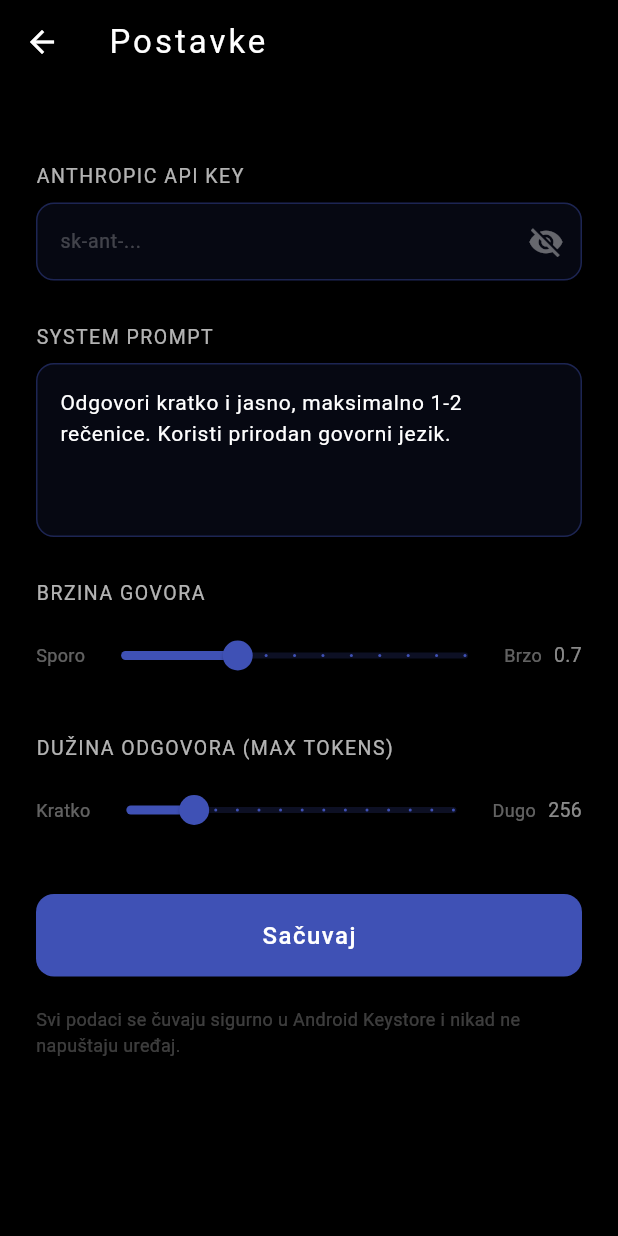
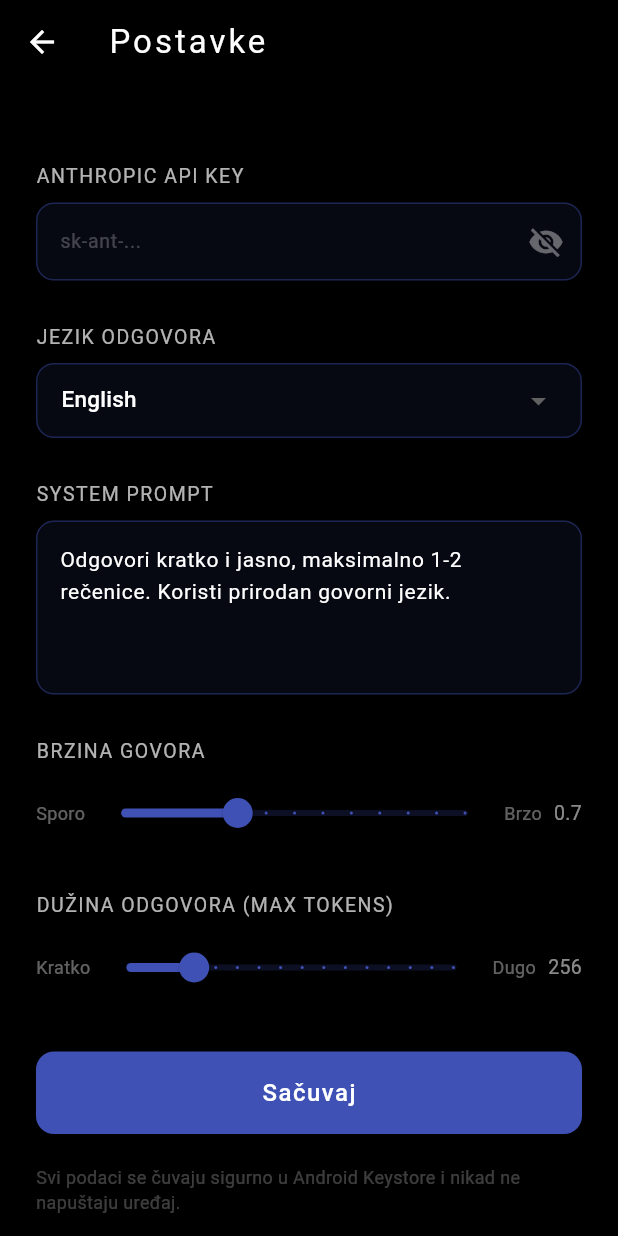
Before and after one commit to fladroid/flutter-faro, a Flutter app: the screen it shows after launch, after a tap on the "settings" icon, on a phone screen of 412 x 824 dp. Run offline on Flutter 3.47's test engine with Material 3 defaults, Android fonts, the phone set to English and light mode, and no system bars; our stand-ins replace flutter_secure_storage, flutter_tts, speech_to_text.

Commit message:
v0.4.0: jezik odgovora (EN/DE/HR/SR), strip emoji za TTS

```diff
--- a/lib/main.dart
+++ b/lib/main.dart
@@ -8,6 +8,43 @@ import 'settings_screen.dart';
 
 void main() {
   runApp(const FaroApp());
+}
+
+// Uklanja emoji iz teksta prije TTS-a
+String stripEmoji(String text) {
+  return text.replaceAll(
+    RegExp(
+      r'[\u{1F000}-\u{1FFFF}]'
+      r'|[\u{2600}-\u{27BF}]'
+      r'|[\u{2300}-\u{23FF}]'
+      r'|[\u{FE00}-\u{FEFF}]'
+      r'|[\u{1F900}-\u{1F9FF}]'
+      r'|[\u{1FA00}-\u{1FA6F}]'
+      r'|[\u{1FA70}-\u{1FAFF}]',
+      unicode: true,
+    ),
+    '',
+  ).replaceAll(RegExp(r'  +'), ' ').trim();
+}
+
+// TTS locale po jeziku
+String ttsLocale(String lang) {
+  switch (lang) {
+    case 'de': return 'de-DE';
+    case 'hr': return 'hr-HR';
+    case 'sr': return 'sr-RS';
+    default:   return 'en-US';
+  }
+}
+
+// Instrukcija Claudeu za jezik
+String languageInstruction(String lang) {
+  switch (lang) {
+    case 'de': return 'Always respond in German.';
+    case 'hr': return 'Uvijek odgovaraj na hrvatskom jeziku.';
+    case 'sr': return 'Uvijek odgovaraj na srpskom jeziku.';
+    default:   return 'Always respond in English.';
+  }
 }
 
 class FaroApp extends StatelessWidget {
@@ -49,6 +86,10 @@ class _FaroHomeState extends State<FaroHome> {
   String _systemPrompt = '';
   double _speechRate = 0.7;
   int _maxTokens = 256;
+  String _language = 'en';
+
+  static const String _defaultPrompt =
+      'Odgovori kratko i jasno, maksimalno 1-2 rečenice. Koristi prirodan govorni jezik.';
 
   @override
   void initState() {
@@ -61,18 +102,17 @@ class _FaroHomeState extends State<FaroHome> {
     final prompt = await _storage.read(key: 'system_prompt');
     final rate = await _storage.read(key: 'speech_rate');
     final tokens = await _storage.read(key: 'max_tokens');
-
-    const defaultPrompt =
-        'Odgovori kratko i jasno, maksimalno 1-2 rečenice. Koristi prirodan govorni jezik.';
+    final lang = await _storage.read(key: 'language');
 
     setState(() {
       _apiKey = key ?? '';
-      _systemPrompt = (prompt != null && prompt.isNotEmpty) ? prompt : defaultPrompt;
+      _systemPrompt = (prompt != null && prompt.isNotEmpty) ? prompt : _defaultPrompt;
       _speechRate = double.tryParse(rate ?? '0.7') ?? 0.7;
       _maxTokens = int.tryParse(tokens ?? '256') ?? 256;
+      _language = lang ?? 'en';
     });
 
-    await _tts.setLanguage('sr-RS');
+    await _tts.setLanguage(ttsLocale(_language));
     await _tts.setSpeechRate(_speechRate);
     await _tts.setVolume(1.0);
   }
@@ -118,6 +158,9 @@ class _FaroHomeState extends State<FaroHome> {
     });
 
     try {
+      // System prompt = korisnikov prompt + jezična instrukcija
+      final fullSystemPrompt = '$_systemPrompt\n${languageInstruction(_language)}';
+
       final response = await http.post(
         Uri.parse(_apiUrl),
         headers: {
@@ -128,7 +171,7 @@ class _FaroHomeState extends State<FaroHome> {
         body: jsonEncode({
           'model': 'claude-sonnet-4-6',
           'max_tokens': _maxTokens,
-          'system': _systemPrompt,
+          'system': fullSystemPrompt,
           'messages': [
             {'role': 'user', 'content': text}
           ],
@@ -143,8 +186,10 @@ class _FaroHomeState extends State<FaroHome> {
         _loading = false;
       });
 
+      // Ekran prikazuje originalni tekst s emoji, TTS dobija očišćeni
+      await _tts.setLanguage(ttsLocale(_language));
       await _tts.setSpeechRate(_speechRate);
-      await _tts.speak(reply);
+      await _tts.speak(stripEmoji(reply));
     } catch (e) {
       setState(() {
         _claudeText = 'Greška: $e';
--- a/lib/settings_screen.dart
+++ b/lib/settings_screen.dart
@@ -16,9 +16,17 @@ class _SettingsScreenState extends State<SettingsScreen> {
   bool _obscure = true;
   double _speechRate = 0.7;
   int _maxTokens = 256;
+  String _language = 'en';
 
   static const String _defaultPrompt =
       'Odgovori kratko i jasno, maksimalno 1-2 rečenice. Koristi prirodan govorni jezik.';
+
+  static const Map<String, String> _languages = {
+    'en': 'English',
+    'de': 'Deutsch',
+    'hr': 'Hrvatski',
+    'sr': 'Srpski',
+  };
 
   @override
   void initState() {
@@ -31,12 +39,14 @@ class _SettingsScreenState extends State<SettingsScreen> {
     final prompt = await _storage.read(key: 'system_prompt');
     final rate = await _storage.read(key: 'speech_rate');
     final tokens = await _storage.read(key: 'max_tokens');
+    final lang = await _storage.read(key: 'language');
 
     setState(() {
       _keyController.text = key ?? '';
-      _promptController.text = prompt ?? _defaultPrompt;
+      _promptController.text = (prompt != null && prompt.isNotEmpty) ? prompt : _defaultPrompt;
       _speechRate = double.tryParse(rate ?? '0.7') ?? 0.7;
       _maxTokens = int.tryParse(tokens ?? '256') ?? 256;
+      _language = lang ?? 'en';
     });
   }
 
@@ -48,6 +58,7 @@ class _SettingsScreenState extends State<SettingsScreen> {
     await _storage.write(key: 'system_prompt', value: _promptController.text.trim());
     await _storage.write(key: 'speech_rate', value: _speechRate.toString());
     await _storage.write(key: 'max_tokens', value: _maxTokens.toString());
+    await _storage.write(key: 'language', value: _language);
 
     setState(() => _saved = true);
     Future.delayed(const Duration(seconds: 2), () {
@@ -113,6 +124,30 @@ class _SettingsScreenState extends State<SettingsScreen> {
               ),
             ),
 
+            // --- JEZIK ---
+            _sectionLabel('JEZIK ODGOVORA'),
+            Container(
+              padding: const EdgeInsets.symmetric(horizontal: 16),
+              decoration: BoxDecoration(
+                color: Colors.indigo.withOpacity(0.1),
+                borderRadius: BorderRadius.circular(12),
+                border: Border.all(color: Colors.indigo.withOpacity(0.4)),
+              ),
+              child: DropdownButtonHideUnderline(
+                child: DropdownButton<String>(
+                  value: _language,
+                  dropdownColor: const Color(0xFF1a1a2e),
+                  isExpanded: true,
+                  items: _languages.entries.map((e) => DropdownMenuItem(
+                    value: e.key,
+                    child: Text(e.value,
+                        style: const TextStyle(color: Colors.white, fontSize: 15)),
+                  )).toList(),
+                  onChanged: (v) => setState(() => _language = v ?? 'en'),
+                ),
+              ),
+            ),
+
             // --- SYSTEM PROMPT ---
             _sectionLabel('SYSTEM PROMPT'),
             TextField(
@@ -149,10 +184,8 @@ class _SettingsScreenState extends State<SettingsScreen> {
                 ),
                 const Text('Brzo', style: TextStyle(color: Colors.white38, fontSize: 12)),
                 const SizedBox(width: 8),
-                Text(
-                  _speechRate.toStringAsFixed(1),
-                  style: const TextStyle(color: Colors.white54, fontSize: 13),
-                ),
+                Text(_speechRate.toStringAsFixed(1),
+                    style: const TextStyle(color: Colors.white54, fontSize: 13)),
               ],
             ),
 
@@ -174,10 +207,8 @@ class _SettingsScreenState extends State<SettingsScreen> {
                 ),
                 const Text('Dugo', style: TextStyle(color: Colors.white38, fontSize: 12)),
                 const SizedBox(width: 8),
-                Text(
-                  '$_maxTokens',
-                  style: const TextStyle(color: Colors.white54, fontSize: 13),
-                ),
+                Text('$_maxTokens',
+                    style: const TextStyle(color: Colors.white54, fontSize: 13)),
               ],
             ),
 
```
Also changed, not shown: 1 other file.
